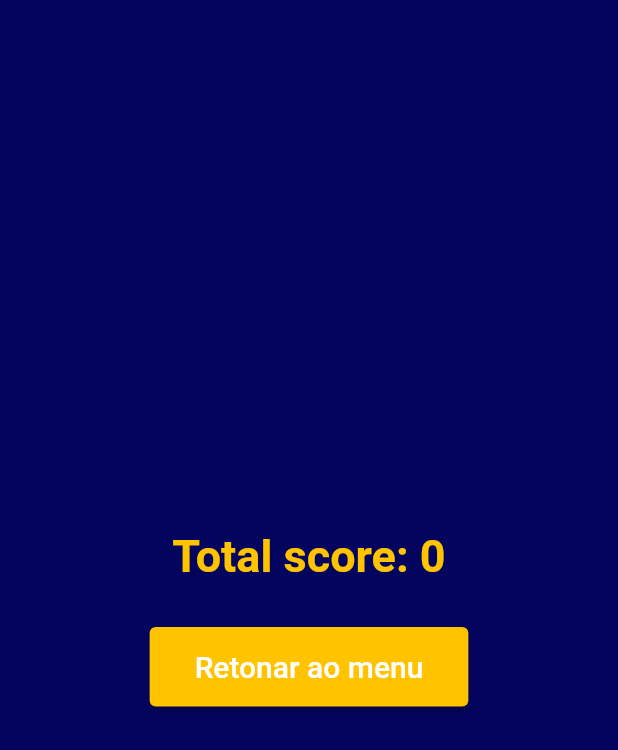
After one commit to BrunoAraujooDev/quiz-app, a Flutter app: the ResultPage screen opened by its route, on a phone screen of 412 x 824 dp. The commit adds this screen. Shown: the top 750 px of the screen. Run offline on Flutter 3.47's test engine with Material 2 defaults, Android fonts, the phone set to English and light mode, and no system bars; missing offline and left inert: countdown_progress_indicator; network calls fail.

Commit message:
criando retorno visual das respostas corretas e criando pagina de resultado

```diff
--- a/lib/main.dart
+++ b/lib/main.dart
@@ -7,6 +7,7 @@ import 'package:quiz_app/utils/app_routes.dart';
 import 'package:quiz_app/view/categories_page.dart';
 import 'package:quiz_app/view/landing_page.dart';
 import 'package:quiz_app/view/question_page.dart';
+import 'package:quiz_app/view/result_page.dart';
 import 'package:quiz_app/view/rules_page.dart';
 
 void main() {
@@ -44,6 +45,7 @@ class MyApp extends StatelessWidget {
           AppRoutes.rulesPage: (ctx) => RulesPage(),
           AppRoutes.categoriesPage: (ctx) => const CategoriesPage(),
           AppRoutes.questionPage: (ctx) => const QuestionPage(),
+          AppRoutes.resultPage: (ctx) => const ResultPage(),
         },
         debugShowCheckedModeBanner: false,
       ),
--- a/lib/models/categories.dart
+++ b/lib/models/categories.dart
@@ -14,6 +14,8 @@ class Categories extends ChangeNotifier {
   List<List<String>> get categories => [..._categories];
 
   Future<dynamic> loadCategories() async {
+    _categories.clear();
+
     final response = await http.get(Uri.parse(uri));
 
     if (response.statusCode >= 400) {
--- a/lib/utils/app_routes.dart
+++ b/lib/utils/app_routes.dart
@@ -3,4 +3,5 @@ class AppRoutes {
   static const rulesPage = '/rules-page';
   static const categoriesPage = '/categories-page';
   static const questionPage = '/question-page';
+  static const resultPage = '/result-page';
 }
--- /dev/null
+++ b/lib/view/result_page.dart
@@ -0,0 +1,53 @@
+import 'package:flutter/material.dart';
+import 'package:provider/provider.dart';
+import 'package:quiz_app/models/user.dart';
+import 'package:quiz_app/utils/app_routes.dart';
+
+class ResultPage extends StatelessWidget {
+  const ResultPage({super.key});
+
+  @override
+  Widget build(BuildContext context) {
+    final user = Provider.of<User>(context);
+    return Scaffold(
+      body: Center(
+        child: Container(
+          width: double.infinity,
+          padding: const EdgeInsets.symmetric(vertical: 20, horizontal: 10),
+          decoration:
+              BoxDecoration(color: Theme.of(context).colorScheme.primary),
+          child: Column(mainAxisAlignment: MainAxisAlignment.center, children: [
+            Text(
+              'Total score: ${user.score}',
+              style: TextStyle(
+                color: Theme.of(context).colorScheme.secondary,
+                fontSize: 30,
+                fontWeight: FontWeight.bold,
+              ),
+            ),
+            const SizedBox(
+              height: 30,
+            ),
+            ElevatedButton(
+              style: ElevatedButton.styleFrom(
+                  backgroundColor: Theme.of(context).colorScheme.secondary,
+                  padding: const EdgeInsets.symmetric(
+                    horizontal: 30,
+                    vertical: 15,
+                  )),
+              onPressed: () {
+                Navigator.of(context).popAndPushNamed(AppRoutes.categoriesPage);
+              },
+              child: const Text(
+                'Retonar ao menu',
+                style: TextStyle(
+                  fontSize: 20,
+                ),
+              ),
+            )
+          ]),
+        ),
+      ),
+    );
+  }
+}
--- a/lib/view/rules_page.dart
+++ b/lib/view/rules_page.dart
@@ -18,7 +18,7 @@ class RulesPage extends StatelessWidget {
       body: Container(
         width: double.infinity,
         padding: const EdgeInsets.symmetric(vertical: 15, horizontal: 20),
-        decoration: const BoxDecoration(color: Color.fromRGBO(3, 4, 94, 1)),
+        decoration: BoxDecoration(color: Theme.of(context).colorScheme.primary),
         child: Center(
           child: Column(
               mainAxisAlignment: MainAxisAlignment.center,
@@ -59,7 +59,8 @@ class RulesPage extends StatelessWidget {
                         onPressed: () => Navigator.of(context)
                             .pushNamed(AppRoutes.categoriesPage),
                         style: ElevatedButton.styleFrom(
-                          backgroundColor: const Color.fromRGBO(255, 195, 0, 1),
+                          backgroundColor:
+                              Theme.of(context).colorScheme.secondary,
                           elevation: 1,
                           padding: const EdgeInsets.symmetric(
                             vertical: 10,
```
Also changed, not shown: lib/models/question_list.dart (+7 -5 lines), lib/view/question_page.dart (+99 -36 lines).
